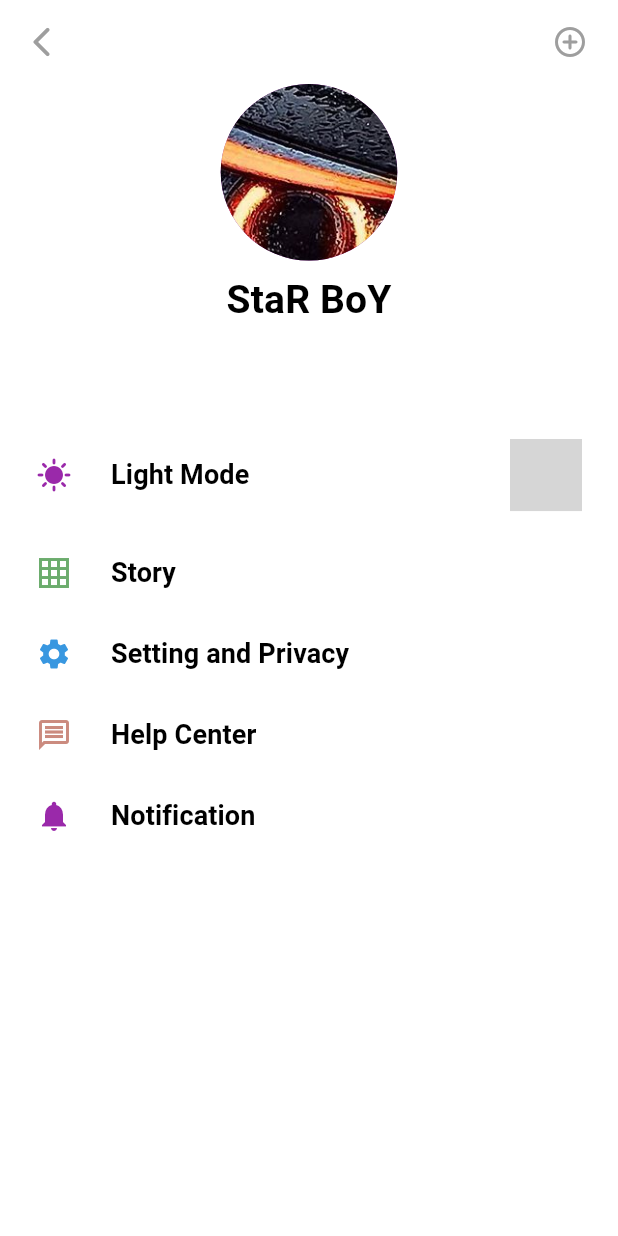
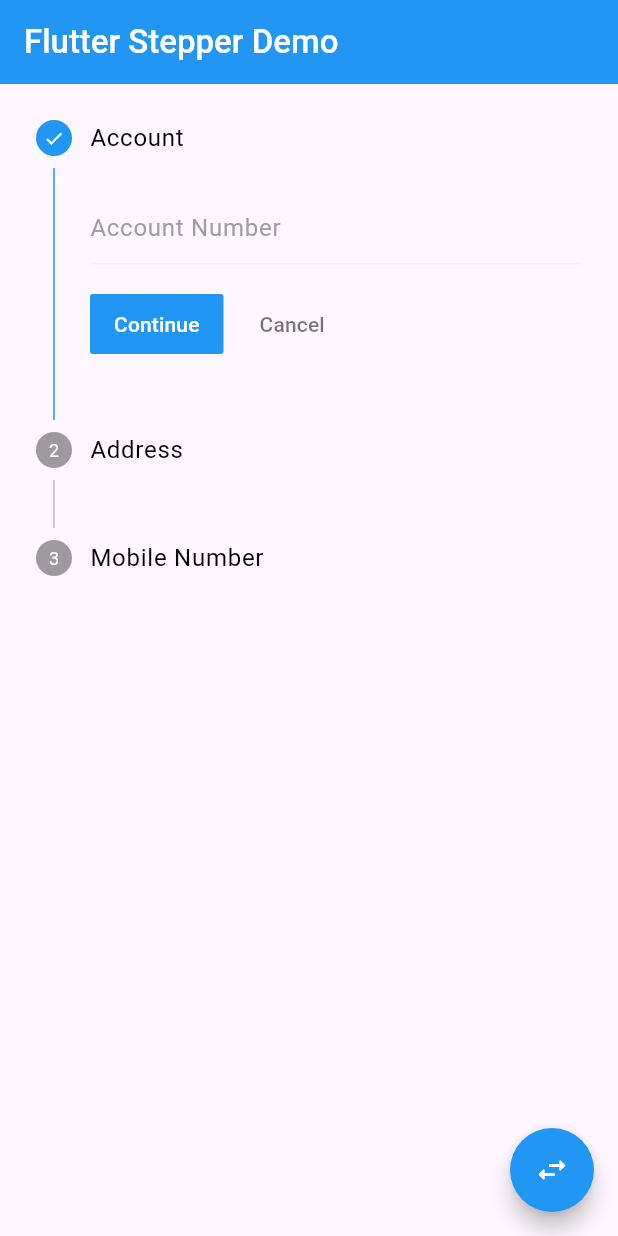
Before and after one commit to Zimil-Patel/advance_flutter_ch1, a Flutter app: the screen it shows after launch, on a phone screen of 412 x 824 dp. Run offline on Flutter 3.47's test engine with Material 3 defaults, Android fonts, the phone set to English and light mode, and no system bars; our stand-ins replace blurrycontainer, flutter_svg, getwidget, google_fonts, local_auth, shared_preferences; grey boxes are pictures that could not be loaded.

Commit message:
21 Oct 24

```diff
--- a/lib/main.dart
+++ b/lib/main.dart
@@ -3,7 +3,9 @@
 import 'package:advance_flutter_ch1/gallery%20auth/provider/auth_provider.dart';
 import 'package:advance_flutter_ch1/provider%20using%20counter/provider/counter_provider.dart';
 import 'package:advance_flutter_ch1/provider%20using%20counter/provider/theme_provider.dart';
-import 'package:advance_flutter_ch1/theme%20using%20provider/theme_using_provider.dart';
+import 'package:advance_flutter_ch1/stepper/provider/horizontal_stepper_provider.dart';
+import 'package:advance_flutter_ch1/stepper/provider/vertical_stepper_provider.dart';
+import 'package:advance_flutter_ch1/stepper/stepper_app.dart';
 import 'package:advance_flutter_ch1/todo%20app/provider/theme_provider.dart';
 import 'package:advance_flutter_ch1/todo%20app/provider/todo_provider.dart';
 import 'package:flutter/material.dart';
@@ -73,8 +75,14 @@
         ChangeNotifierProvider(
           create: (context) => introProvider,
         ),
+        ChangeNotifierProvider(
+          create: (context) => VerticalStepperProvider(),
+        ),
+        ChangeNotifierProvider(
+          create: (context) => HorizontalStepperProvider(),
+        ),
       ],
-      builder: (context, child) => const ThemeUsingProvider(),
+      builder: (context, child) => const StepperApp(),
     );
   }
 }
--- /dev/null
+++ b/lib/stepper/screens/vertical stepper/components/text_box.dart
@@ -0,0 +1,32 @@
+import 'package:flutter/material.dart';
+
+class TextInputBox extends StatelessWidget {
+  const TextInputBox({
+    super.key,
+    this.textInputType,
+    required this.hintText,
+  });
+
+  final TextInputType? textInputType;
+  final String hintText;
+
+  @override
+  Widget build(BuildContext context) {
+    return TextField(
+      onTapOutside: (event) => FocusManager.instance.primaryFocus!.unfocus(),
+      cursorColor: Colors.blue,
+      keyboardType: textInputType ?? TextInputType.text,
+      decoration: InputDecoration(
+        hintText: hintText,
+        hintStyle: const TextStyle(color: Colors.grey),
+        border: const UnderlineInputBorder(),
+        enabledBorder: const UnderlineInputBorder(
+          borderSide: BorderSide(
+            color: Colors.grey,
+            width: 0.1,
+          ),
+        ),
+      ),
+    );
+  }
+}
--- /dev/null
+++ b/lib/stepper/screens/vertical stepper/vertical_stepper.dart
@@ -0,0 +1,107 @@
+import 'package:advance_flutter_ch1/stepper/provider/vertical_stepper_provider.dart';
+import 'package:advance_flutter_ch1/stepper/screens/horizontal%20stepper/horizontal_stepper.dart';
+import 'package:flutter/material.dart';
+import 'package:provider/provider.dart';
+
+import 'components/text_box.dart';
+
+class VerticalStepper extends StatelessWidget {
+  const VerticalStepper({super.key});
+
+  @override
+  Widget build(BuildContext context) {
+    var providerT = Provider.of<VerticalStepperProvider>(context);
+    var providerF =
+        Provider.of<VerticalStepperProvider>(context, listen: false);
+
+    return Scaffold(
+      appBar: AppBar(
+        title: const Text(
+          'Flutter Stepper Demo',
+          style: TextStyle(color: Colors.white, fontWeight: FontWeight.w500),
+        ),
+        backgroundColor: Colors.blue,
+      ),
+      body: Theme(
+        data: ThemeData(
+            colorScheme: ColorScheme.fromSwatch(
+          primarySwatch: Colors.blue,
+        )),
+        child: Stepper(
+          // CURRENT STEP VALUE IN PROVIDER
+          currentStep: providerT.stepValue,
+
+          // GOTO PREVIOUS STEP
+          onStepCancel: () {
+            providerF.previousStep();
+          },
+
+          // GOTO NEXT STEP
+          onStepContinue: () {
+            providerF.nextStep(context);
+          },
+
+          // JUMP TO INDEX
+          onStepTapped: (value) {
+            providerF.gotoStep(value);
+          },
+
+          stepIconBuilder: (stepIndex, stepState) =>
+              stepIndex <= providerT.stepValue
+                  ? const Icon(
+                      Icons.done,
+                      color: Colors.white,
+                      size: 14,
+                    )
+                  : null,
+
+          // STEPS
+          steps: [
+            //ACCOUNT
+            Step(
+              title: const Text('Account'),
+              content: const TextInputBox(
+                hintText: 'Account Number',
+                textInputType: TextInputType.number,
+              ),
+              isActive: providerT.stepValue >= 0 ? true : false,
+            ),
+
+            //ADDRESS
+            Step(
+              title: const Text('Address'),
+              content: const TextInputBox(
+                hintText: 'Address',
+                textInputType: TextInputType.streetAddress,
+              ),
+              isActive: providerT.stepValue >= 1 ? true : false,
+            ),
+
+            //MOBILE NUMBER
+            Step(
+              title: const Text('Mobile Number'),
+              content: const TextInputBox(
+                hintText: 'Mobile Number',
+                textInputType: TextInputType.number,
+              ),
+              isActive: providerT.stepValue >= 2 ? true : false,
+            ),
+          ],
+        ),
+      ),
+
+      // FLOATING ACTION BUTTON TO SWITCH
+      floatingActionButton: FloatingActionButton(
+        onPressed: () {
+          Navigator.pushReplacement(context, MaterialPageRoute(builder: (context) => const HorizontalStepper(),));
+        },
+        backgroundColor: Colors.blue,
+        shape: const CircleBorder(),
+        child: const Icon(
+          Icons.swap_horiz_rounded,
+          color: Colors.white,
+        ),
+      ),
+    );
+  }
+}
--- /dev/null
+++ b/lib/stepper/stepper_app.dart
@@ -0,0 +1,14 @@
+import 'package:advance_flutter_ch1/stepper/screens/vertical%20stepper/vertical_stepper.dart';
+import 'package:flutter/material.dart';
+
+class StepperApp extends StatelessWidget {
+  const StepperApp({super.key});
+
+  @override
+  Widget build(BuildContext context) {
+    return const MaterialApp(
+      debugShowCheckedModeBanner: false,
+      home: VerticalStepper(),
+    );
+  }
+}
```
Also changed, not shown: lib/stepper/provider/horizontal_stepper_provider.dart (added, +43 -0 lines), lib/stepper/provider/vertical_stepper_provider.dart (added, +43 -0 lines), lib/stepper/screens/horizontal stepper/components/contact_content.dart (added, +33 -0 lines), lib/stepper/screens/horizontal stepper/components/outlined_text_box.dart (added, +48 -0 lines), lib/stepper/screens/horizontal stepper/components/personal_content.dart (added, +56 -0 lines), lib/stepper/screens/horizontal stepper/horizontal_stepper.dart (added, +109 -0 lines).
